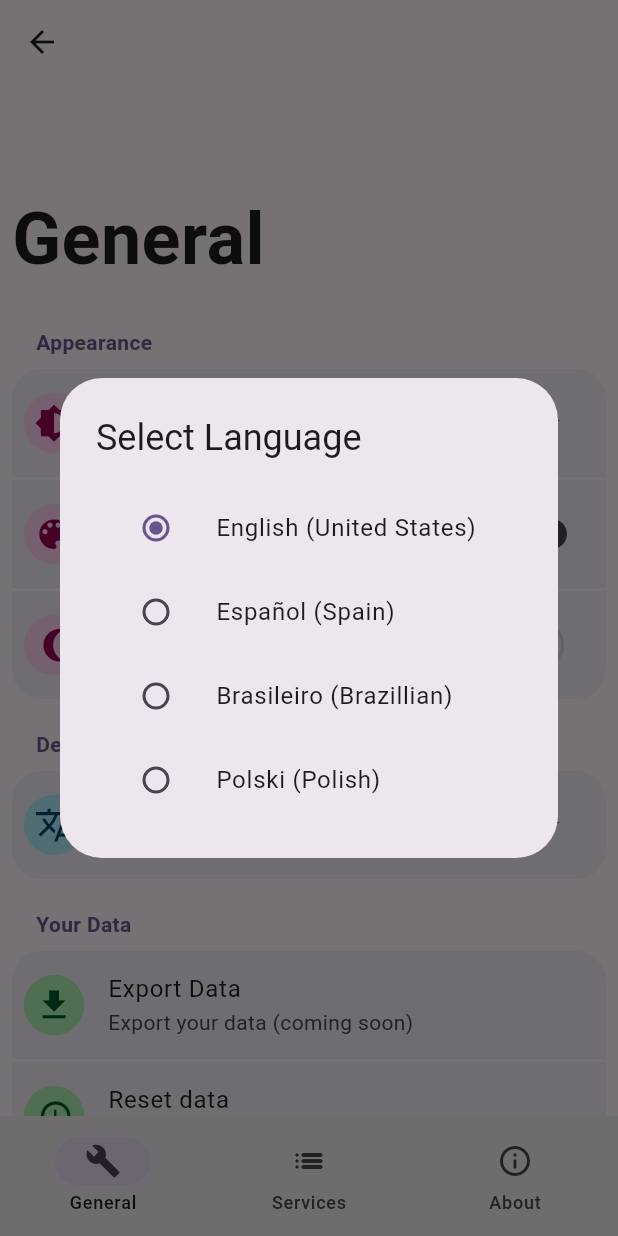
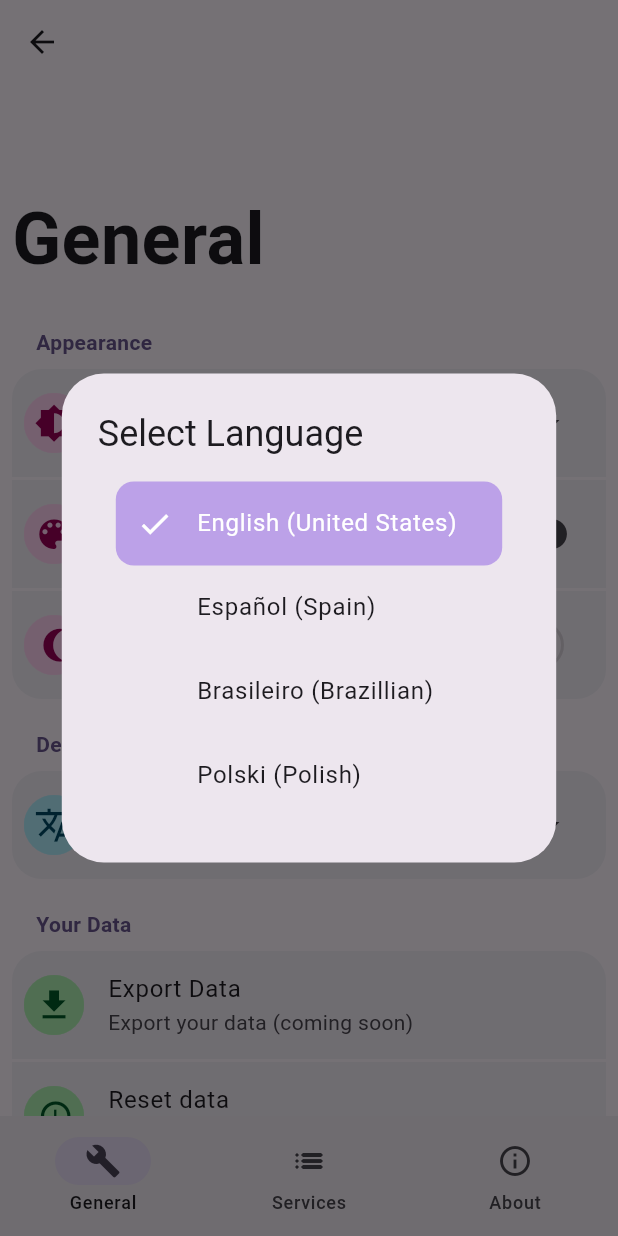
Before and after one commit to vinaooo/byewall3, a Flutter app: the SettingsScreen screen opened directly with empty values, after a tap on "Language", on a phone screen of 412 x 824 dp. Run offline on Flutter 3.47's test engine with Material 3 defaults, Android fonts, the phone set to English and light mode, and no system bars; drawn by our look-alikes of dynamic_color; our stand-ins replace diacritic, shared_preferences; accounts and stored records are empty.

Commit message:
Refactor language and theme selection UI components for improved usability. Update selection visuals and enhance settings tiles with dynamic thumb icons.

```diff
--- a/lib/providers/language_provider.dart
+++ b/lib/providers/language_provider.dart
@@ -70,11 +70,12 @@ class LanguageProvider extends ChangeNotifier {
       context: context,
       builder: (context) {
         return AlertDialog(
+          contentPadding: const EdgeInsets.only(top: 16, bottom: 30),
           title: Text(
             AppLocalizations.of(context)!.translate('select_language'),
           ),
           content: SizedBox(
-            width: double.maxFinite,
+            width: MediaQuery.of(context).size.width * 0.8,
             child: ListView.builder(
               shrinkWrap: true,
               itemCount: AppLocalizations.supportedLocales.length,
@@ -82,20 +83,68 @@ class LanguageProvider extends ChangeNotifier {
                 final locale = AppLocalizations.supportedLocales[index];
                 final key = localeKey(locale);
                 final name = Locales.knownLocales[key] ?? key;
-                return ListTile(
-                  leading: Radio<Locale>(
-                    value: locale,
-                    groupValue: Provider.of<LanguageProvider>(context).locale,
-                    onChanged: (Locale? selectedLocale) {
-                      if (selectedLocale != null) {
-                        changeLanguage(context, selectedLocale);
-                      }
-                    },
-                  ),
-                  title: Text(name),
-                  onTap: () {
-                    changeLanguage(context, locale);
-                  },
+                final isSelected =
+                    Provider.of<LanguageProvider>(context).locale == locale;
+
+                return Stack(
+                  children: [
+                    Positioned.fill(
+                      child: selectionBox(
+                        lp: Provider.of<LanguageProvider>(context),
+                        context: context,
+                        locale: locale,
+                      ),
+                    ),
+                    InkWell(
+                      focusColor: transparentIfSelected(
+                        lp: Provider.of<LanguageProvider>(context),
+                        locale: locale,
+                      ),
+                      hoverColor: transparentIfSelected(
+                        lp: Provider.of<LanguageProvider>(context),
+                        locale: locale,
+                      ),
+                      highlightColor: transparentIfSelected(
+                        lp: Provider.of<LanguageProvider>(context),
+                        locale: locale,
+                      ),
+                      child: ListTile(
+                        hoverColor: transparentIfSelected(
+                          lp: Provider.of<LanguageProvider>(context),
+                          locale: locale,
+                        ),
+                        splashColor: transparentIfSelected(
+                          lp: Provider.of<LanguageProvider>(context),
+                          locale: locale,
+                        ),
+                        tileColor: transparentIfSelected(
+                          lp: Provider.of<LanguageProvider>(context),
+                          locale: locale,
+                        ),
+                        contentPadding: EdgeInsets.symmetric(horizontal: 50),
+                        leading:
+                            isSelected
+                                ? Icon(
+                                  Icons.check,
+                                  color:
+                                      Theme.of(context).colorScheme.onPrimary,
+                                )
+                                : const SizedBox.shrink(), // Ícone vazio se não for selecionado
+                        title: Text(
+                          name,
+                          style: TextStyle(
+                            color:
+                                isSelected
+                                    ? Theme.of(context).colorScheme.onPrimary
+                                    : null,
+                          ),
+                        ),
+                        onTap: () {
+                          changeLanguage(context, locale);
+                        },
+                      ),
+                    ),
+                  ],
                 );
               },
             ),
@@ -112,4 +161,33 @@ class LanguageProvider extends ChangeNotifier {
     ).setLocale(selectedLocale);
     Navigator.pop(context);
   }
+
+  static Padding selectionBox({
+    required LanguageProvider lp,
+    required BuildContext context,
+    required Locale locale,
+  }) {
+    final isSelected = lp.locale == locale;
+    final Color corBox =
+        HSLColor.fromColor(
+          Theme.of(context).colorScheme.secondary,
+        ).withSaturation(0.6).withLightness(0.77).toColor();
+
+    return Padding(
+      padding: const EdgeInsets.symmetric(horizontal: 36),
+      child: Container(
+        decoration: BoxDecoration(
+          color: isSelected ? corBox : null,
+          borderRadius: BorderRadius.circular(12),
+        ),
+      ),
+    );
+  }
+
+  static Color? transparentIfSelected({
+    required LanguageProvider lp,
+    required Locale locale,
+  }) {
+    return lp.locale == locale ? Colors.transparent : null;
+  }
 }
--- a/lib/ui/components/settings_list_tiles.dart
+++ b/lib/ui/components/settings_list_tiles.dart
@@ -22,6 +22,11 @@ class SettingsTiles extends StatelessWidget {
     this.tIcon,
     required this.switchEnable,
   });
+  static const WidgetStateProperty<Icon> thumbIcon =
+      WidgetStateProperty<Icon>.fromMap(<WidgetStatesConstraint, Icon>{
+        WidgetState.selected: Icon(Icons.check),
+        WidgetState.any: Icon(Icons.close),
+      });
 
   get onTap => null;
 
@@ -111,6 +116,7 @@ class SettingsTiles extends StatelessWidget {
             trailing:
                 switchEnable
                     ? Switch(
+                      thumbIcon: thumbIcon,
                       value: themeProvider.useBlackBackground,
                       onChanged:
                           widgetEnabled(context, switchEnable)
```
Also changed, not shown: lib/providers/theme_provider.dart (+48 -31 lines).
